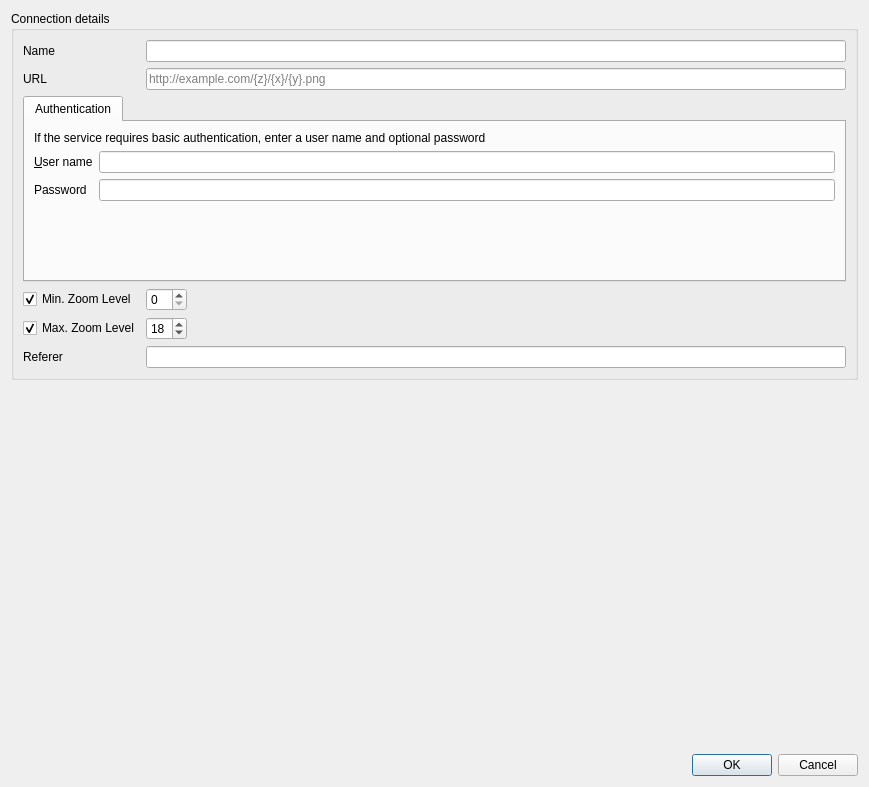
First picture: the form in src/ui/qgsxyzconnectiondialog.ui, repository qgis/QGIS, before the edit.
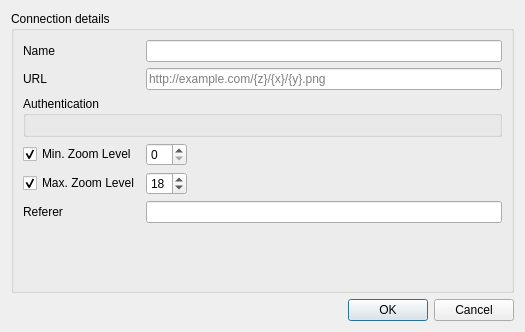
Second picture: the form after the edit. Custom widgets are drawn as their Qt base class.

Commit message: [auth] XYX use the new authentication widget

The edit to the form file:
```diff
--- a/src/ui/qgsxyzconnectiondialog.ui
+++ b/src/ui/qgsxyzconnectiondialog.ui
@@ -6,8 +6,8 @@
    <rect>
     <x>0</x>
     <y>0</y>
-    <width>869</width>
-    <height>787</height>
+    <width>525</width>
+    <height>332</height>
    </rect>
   </property>
   <property name="windowTitle">
@@ -20,106 +20,34 @@
       <string>Connection details</string>
      </property>
      <layout class="QGridLayout" name="gridLayout">
-      <item row="3" column="0">
-       <widget class="QCheckBox" name="mCheckBoxZMin">
+      <item row="9" column="0" colspan="2">
+       <widget class="QLabel" name="lblReferer">
         <property name="text">
-         <string>Min. Zoom Level</string>
+         <string>Referer</string>
+        </property>
+        <property name="buddy">
+         <cstring>mEditReferer</cstring>
+        </property>
+       </widget>
+      </item>
+      <item row="9" column="2">
+       <widget class="QLineEdit" name="mEditReferer">
+        <property name="toolTip">
+         <string>Optional custom referer</string>
+        </property>
+       </widget>
+      </item>
+      <item row="8" column="0" colspan="2">
+       <widget class="QCheckBox" name="mCheckBoxZMax">
+        <property name="text">
+         <string>Max. Zoom Level</string>
         </property>
         <property name="checked">
          <bool>true</bool>
         </property>
        </widget>
       </item>
-      <item row="2" column="0" colspan="2">
-       <widget class="QTabWidget" name="mTabAuth">
-        <property name="sizePolicy">
-         <sizepolicy hsizetype="Expanding" vsizetype="MinimumExpanding">
-          <horstretch>0</horstretch>
-          <verstretch>0</verstretch>
-         </sizepolicy>
-        </property>
-        <property name="currentIndex">
-         <number>0</number>
-        </property>
-        <widget class="QWidget" name="tab">
-         <attribute name="title">
-          <string>Authentication</string>
-         </attribute>
-         <layout class="QGridLayout" name="gridLayout_3">
-          <item row="1" column="0">
-           <widget class="QLabel" name="label_3">
-            <property name="text">
-             <string>&amp;User name</string>
-            </property>
-            <property name="buddy">
-             <cstring>mEditUsername</cstring>
-            </property>
-           </widget>
-          </item>
-          <item row="1" column="1">
-           <widget class="QLineEdit" name="mEditUsername"/>
-          </item>
-          <item row="0" column="0" colspan="2">
-           <widget class="QLabel" name="label_4">
-            <property name="sizePolicy">
-             <sizepolicy hsizetype="Minimum" vsizetype="Fixed">
-              <horstretch>0</horstretch>
-              <verstretch>0</verstretch>
-             </sizepolicy>
-            </property>
-            <property name="text">
-             <string>If the service requires basic authentication, enter a user name and optional password</string>
-            </property>
-            <property name="textFormat">
-             <enum>Qt::PlainText</enum>
-            </property>
-            <property name="wordWrap">
-             <bool>true</bool>
-            </property>
-           </widget>
-          </item>
-          <item row="2" column="0">
-           <widget class="QLabel" name="label_5">
-            <property name="text">
-             <string>Password</string>
-            </property>
-            <property name="buddy">
-             <cstring>mEditPassword</cstring>
-            </property>
-           </widget>
-          </item>
-          <item row="2" column="1">
-           <widget class="QgsPasswordLineEdit" name="mEditPassword">
-            <property name="echoMode">
-             <enum>QLineEdit::Password</enum>
-            </property>
-           </widget>
-          </item>
-          <item row="3" column="1">
-           <spacer name="verticalSpacer_2">
-            <property name="orientation">
-             <enum>Qt::Vertical</enum>
-            </property>
-            <property name="sizeHint" stdset="0">
-             <size>
-              <width>0</width>
-              <height>0</height>
-             </size>
-            </property>
-           </spacer>
-          </item>
-         </layout>
-        </widget>
-       </widget>
-      </item>
-      <item row="0" column="1">
-       <widget class="QLineEdit" name="mEditName">
-        <property name="toolTip">
-         <string>Name of the new connection</string>
-        </property>
-       </widget>
-      </item>
-      <item row="6" column="1">
+      <item row="8" column="2">
        <widget class="QSpinBox" name="mSpinZMax">
         <property name="sizePolicy">
          <sizepolicy hsizetype="Maximum" vsizetype="Fixed">
@@ -132,31 +60,7 @@
         </property>
        </widget>
       </item>
-      <item row="3" column="1">
-       <widget class="QSpinBox" name="mSpinZMin">
-        <property name="sizePolicy">
-         <sizepolicy hsizetype="Maximum" vsizetype="Fixed">
-          <horstretch>0</horstretch>
-          <verstretch>0</verstretch>
-         </sizepolicy>
-        </property>
-       </widget>
-      </item>
-      <item row="1" column="0">
-       <widget class="QLabel" name="label_2">
-        <property name="text">
-         <string>URL</string>
-        </property>
-       </widget>
-      </item>
-      <item row="0" column="0">
-       <widget class="QLabel" name="label">
-        <property name="text">
-         <string>Name</string>
-        </property>
-       </widget>
-      </item>
-      <item row="1" column="1">
+      <item row="1" column="2">
        <widget class="QLineEdit" name="mEditUrl">
         <property name="toolTip">
          <string>URL of the connection, {z}, {y}, and {z} will be replaced with actual values. Use {-y} for inverted y axis.</string>
@@ -166,49 +70,75 @@
         </property>
        </widget>
       </item>
-      <item row="6" column="0">
-       <widget class="QCheckBox" name="mCheckBoxZMax">
+      <item row="0" column="0" colspan="2">
+       <widget class="QLabel" name="label">
         <property name="text">
-         <string>Max. Zoom Level</string>
+         <string>Name</string>
+        </property>
+       </widget>
+      </item>
+      <item row="0" column="2">
+       <widget class="QLineEdit" name="mEditName">
+        <property name="toolTip">
+         <string>Name of the new connection</string>
+        </property>
+       </widget>
+      </item>
+      <item row="10" column="2">
+       <spacer name="verticalSpacer">
+        <property name="orientation">
+         <enum>Qt::Vertical</enum>
+        </property>
+        <property name="sizeHint" stdset="0">
+         <size>
+          <width>20</width>
+          <height>40</height>
+         </size>
+        </property>
+       </spacer>
+      </item>
+      <item row="2" column="0" rowspan="2" colspan="3">
+       <widget class="QGroupBox" name="mAuthGroupBox">
+        <property name="title">
+         <string>Authentication</string>
+        </property>
+        <layout class="QVBoxLayout" name="verticalLayout_3">
+         <item>
+          <widget class="QgsAuthSettingsWidget" name="mAuthSettings" native="true"/>
+         </item>
+        </layout>
+       </widget>
+      </item>
+      <item row="1" column="0">
+       <widget class="QLabel" name="label_2">
+        <property name="text">
+         <string>URL</string>
+        </property>
+       </widget>
+      </item>
+      <item row="4" column="0" colspan="2">
+       <widget class="QCheckBox" name="mCheckBoxZMin">
+        <property name="text">
+         <string>Min. Zoom Level</string>
         </property>
         <property name="checked">
          <bool>true</bool>
         </property>
        </widget>
       </item>
-      <item row="7" column="0">
-       <widget class="QLabel" name="lblReferer">
-        <property name="text">
-         <string>Referer</string>
-        </property>
-        <property name="buddy">
-         <cstring>mEditReferer</cstring>
-        </property>
-       </widget>
-      </item>
-      <item row="7" column="1">
-       <widget class="QLineEdit" name="mEditReferer">
-        <property name="toolTip">
-         <string>Optional custom referer</string>
+      <item row="4" column="2">
+       <widget class="QSpinBox" name="mSpinZMin">
+        <property name="sizePolicy">
+         <sizepolicy hsizetype="Maximum" vsizetype="Fixed">
+          <horstretch>0</horstretch>
+          <verstretch>0</verstretch>
+         </sizepolicy>
         </property>
        </widget>
       </item>
      </layout>
     </widget>
    </item>
-   <item>
-    <spacer name="verticalSpacer">
-     <property name="orientation">
-      <enum>Qt::Vertical</enum>
-     </property>
-     <property name="sizeHint" stdset="0">
-      <size>
-       <width>20</width>
-       <height>40</height>
-      </size>
-     </property>
-    </spacer>
-   </item>
    <item>
     <widget class="QDialogButtonBox" name="buttonBox">
      <property name="orientation">
@@ -223,9 +153,10 @@
  </widget>
  <customwidgets>
   <customwidget>
-   <class>QgsPasswordLineEdit</class>
-   <extends>QLineEdit</extends>
-   <header>qgspasswordlineedit.h</header>
+   <class>QgsAuthSettingsWidget</class>
+   <extends>QWidget</extends>
+   <header>auth/qgsauthsettingswidget.h</header>
+   <container>1</container>
   </customwidget>
  </customwidgets>
  <tabstops>
```
Left out of the diff: 1 changed line with no effect on the pictures. The commit also changes 2 other files.
